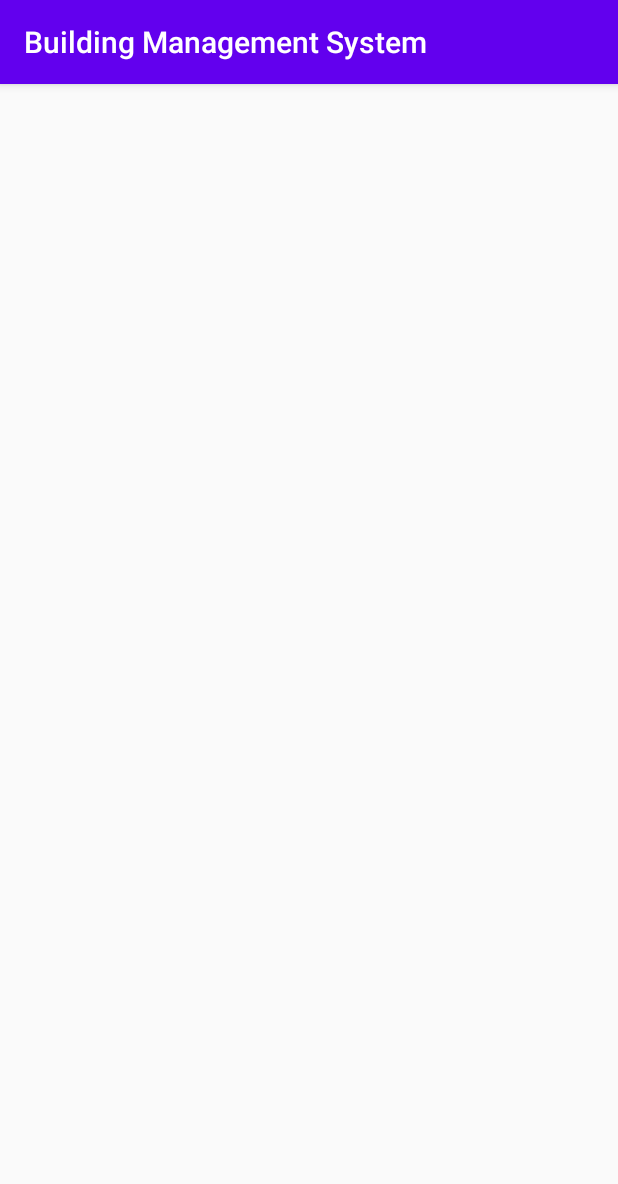
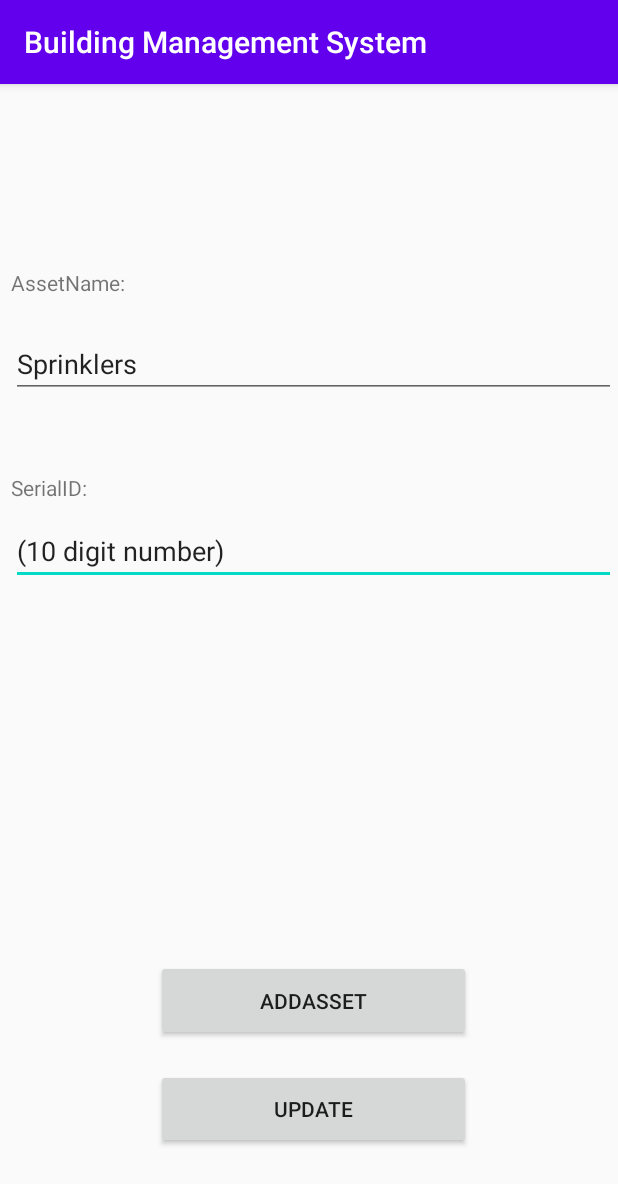
Before and after one commit to blueshysky/BMS-Ipro, an Android app: the objectAdding screen opened directly, with no data from a screen before it, on a phone screen of 412 x 824 dp. Shown: the top 1184 px of the screen. Run offline under Robolectric (Android 15) with nearby library versions, the light colour scheme and no system bars.

Commit message:
created new activity for the app for user input that add and update

```diff
--- a/app/src/main/res/layout/activity_object_adding.xml
+++ b/app/src/main/res/layout/activity_object_adding.xml
@@ -6,4 +6,22 @@
     android:layout_height="match_parent"
     tools:context=".objectAdding">
 
+    <include
+        layout="@layout/content_objectadd"
+        android:layout_width="403dp"
+        android:layout_height="629dp"
+        android:layout_below="@+id/mapBar"
+        android:layout_alignParentStart="true"
+        android:layout_alignParentLeft="true"
+        android:layout_alignParentEnd="true"
+        android:layout_alignParentRight="true"
+        android:layout_alignParentBottom="true"
+        android:layout_marginStart="7dp"
+        android:layout_marginLeft="7dp"
+        android:layout_marginTop="-1dp"
+        android:layout_marginEnd="1dp"
+        android:layout_marginRight="1dp"
+        android:layout_marginBottom="40dp" />
+
+
 </com.google.android.material.circularreveal.CircularRevealRelativeLayout>
--- /dev/null
+++ b/app/src/main/res/layout/content_objectadd.xml
@@ -0,0 +1,79 @@
+<?xml version="1.0" encoding="utf-8"?>
+<androidx.constraintlayout.widget.ConstraintLayout xmlns:android="http://schemas.android.com/apk/res/android"
+    xmlns:app="http://schemas.android.com/apk/res-auto"
+    xmlns:tools="http://schemas.android.com/tools"
+    android:id="@+id/linearLayout"
+    android:layout_width="match_parent"
+    android:layout_height="match_parent">
+
+    <EditText
+        android:id="@+id/asset_id_number"
+        android:layout_width="0dp"
+        android:layout_height="wrap_content"
+        android:ems="10"
+        android:inputType="textPersonName"
+        android:text="(10 digit number)"
+        app:layout_constraintEnd_toEndOf="parent"
+        app:layout_constraintHorizontal_bias="0.0"
+        app:layout_constraintStart_toStartOf="parent"
+        app:layout_constraintTop_toBottomOf="@+id/asset_object_id" />
+
+    <TextView
+        android:id="@+id/asset_object_id"
+        android:layout_width="100dp"
+        android:layout_height="29dp"
+        android:layout_marginTop="50dp"
+        android:layout_marginEnd="299dp"
+        android:layout_marginRight="299dp"
+        android:text="SerialID:"
+        app:layout_constraintEnd_toEndOf="parent"
+        app:layout_constraintHorizontal_bias="0.0"
+        app:layout_constraintStart_toStartOf="parent"
+        app:layout_constraintTop_toBottomOf="@+id/asset_name_input" />
+
+    <TextView
+        android:id="@+id/object_name"
+        android:layout_width="100dp"
+        android:layout_height="29dp"
+        android:layout_marginTop="24dp"
+        android:layout_marginEnd="299dp"
+        android:layout_marginRight="299dp"
+        android:text="AssetName:"
+        app:layout_constraintEnd_toEndOf="parent"
+        app:layout_constraintHorizontal_bias="0.0"
+        app:layout_constraintStart_toStartOf="parent"
+        app:layout_constraintTop_toTopOf="parent" />
+
+    <EditText
+        android:id="@+id/asset_name_input"
+        android:layout_width="0dp"
+        android:layout_height="wrap_content"
+        android:layout_marginTop="12dp"
+        android:ems="10"
+        android:inputType="textPersonName"
+        android:text="Sprinklers"
+        app:layout_constraintEnd_toEndOf="parent"
+        app:layout_constraintStart_toStartOf="parent"
+        app:layout_constraintTop_toBottomOf="@+id/object_name" />
+
+    <Button
+        android:id="@+id/addobject"
+        android:layout_width="210dp"
+        android:layout_height="54dp"
+        android:layout_marginTop="250dp"
+        android:text="AddAsset"
+        app:layout_constraintEnd_toEndOf="parent"
+        app:layout_constraintStart_toStartOf="parent"
+        app:layout_constraintTop_toBottomOf="@+id/asset_id_number" />
+
+    <Button
+        android:id="@+id/update_button"
+        android:layout_width="210dp"
+        android:layout_height="53dp"
+        android:text="Update"
+        app:layout_constraintBottom_toBottomOf="parent"
+        app:layout_constraintEnd_toEndOf="parent"
+        app:layout_constraintStart_toStartOf="parent"
+        app:layout_constraintTop_toBottomOf="@+id/addobject" />
+
+</androidx.constraintlayout.widget.ConstraintLayout>
```
